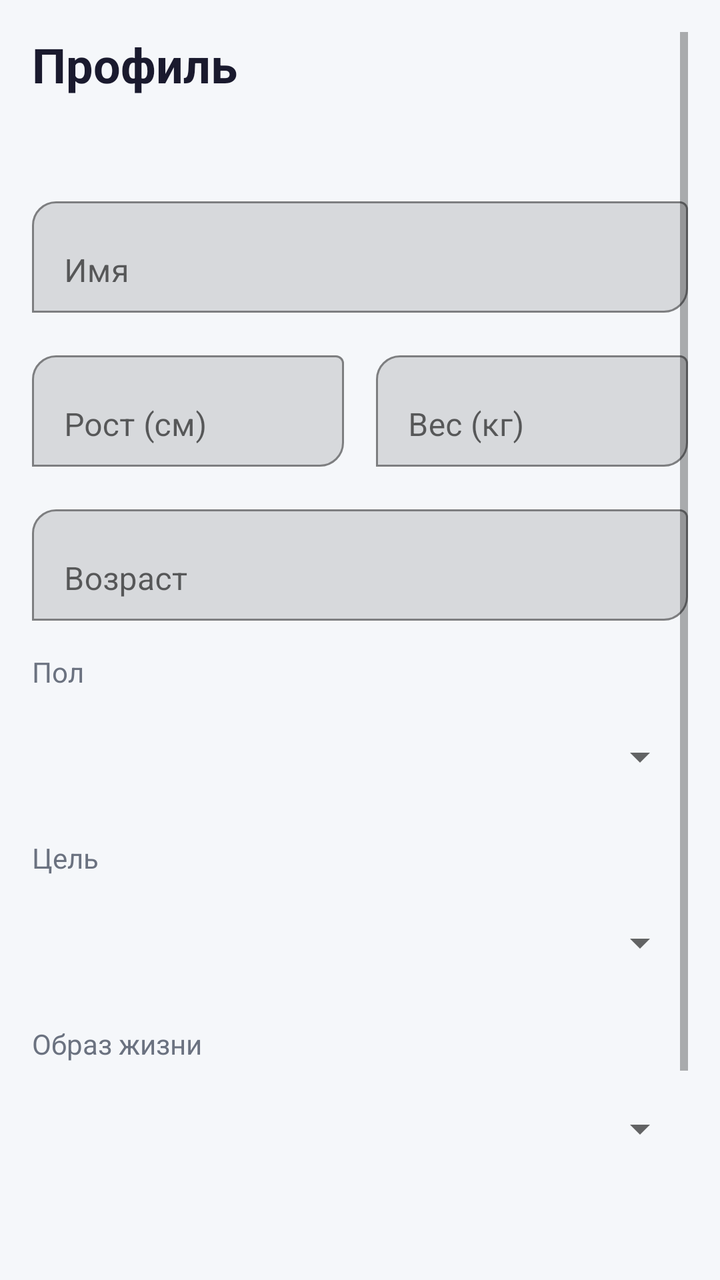
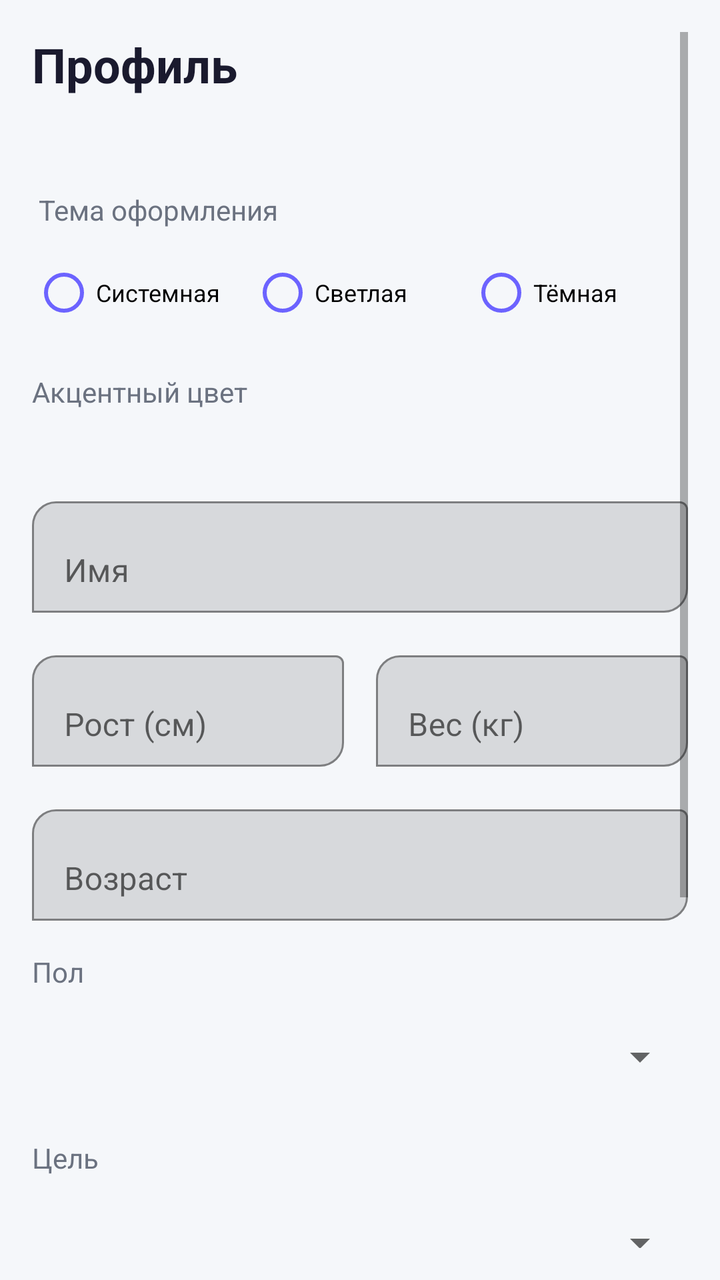

Screens rendered from an Android XML layout before and after an edit, with the pre-edit source and the edit as a unified diff.
<!-- AndroidManifest.xml: application theme Theme.CalorieCounter -->
<!-- res/layout/activity_profile.xml -->
<?xml version="1.0" encoding="utf-8"?>
<ScrollView xmlns:android="http://schemas.android.com/apk/res/android"
    xmlns:app="http://schemas.android.com/apk/res-auto"
    android:layout_width="match_parent" android:layout_height="match_parent"
    android:background="@color/bg_primary" android:padding="16dp" android:fillViewport="true">

    <LinearLayout android:layout_width="match_parent" android:layout_height="wrap_content" android:orientation="vertical">

        <TextView android:text="Профиль" android:textSize="24sp" android:textStyle="bold" android:textColor="@color/text_primary" android:layout_marginBottom="8dp" android:layout_width="wrap_content" android:layout_height="wrap_content"/>
        <TextView android:id="@+id/tvEmail" android:textSize="14sp" android:textColor="@color/text_secondary" android:layout_marginBottom="20dp" android:layout_width="wrap_content" android:layout_height="wrap_content"/>

        <com.google.android.material.textfield.TextInputLayout android:layout_width="match_parent" android:layout_height="wrap_content" android:layout_marginBottom="16dp" app:boxBackgroundMode="outline" app:boxCornerRadiusTopStart="12dp" app:boxCornerRadiusBottomEnd="12dp" android:hint="Имя">
            <com.google.android.material.textfield.TextInputEditText android:id="@+id/etName" android:layout_width="match_parent" android:layout_height="wrap_content" android:inputType="textPersonName"/>
        </com.google.android.material.textfield.TextInputLayout>

        <LinearLayout android:layout_width="match_parent" android:layout_height="wrap_content" android:orientation="horizontal" android:layout_marginBottom="16dp">
            <com.google.android.material.textfield.TextInputLayout android:layout_width="0dp" android:layout_height="wrap_content" android:layout_weight="1" android:layout_marginEnd="8dp" app:boxBackgroundMode="outline" app:boxCornerRadiusTopStart="12dp" app:boxCornerRadiusBottomEnd="12dp" android:hint="Рост (см)">
                <com.google.android.material.textfield.TextInputEditText android:id="@+id/etHeight" android:layout_width="match_parent" android:layout_height="wrap_content" android:inputType="number"/>
            </com.google.android.material.textfield.TextInputLayout>
            <com.google.android.material.textfield.TextInputLayout android:layout_width="0dp" android:layout_height="wrap_content" android:layout_weight="1" android:layout_marginStart="8dp" app:boxBackgroundMode="outline" app:boxCornerRadiusTopStart="12dp" app:boxCornerRadiusBottomEnd="12dp" android:hint="Вес (кг)">
                <com.google.android.material.textfield.TextInputEditText android:id="@+id/etWeight" android:layout_width="match_parent" android:layout_height="wrap_content" android:inputType="number"/>
            </com.google.android.material.textfield.TextInputLayout>
        </LinearLayout>

        <com.google.android.material.textfield.TextInputLayout android:layout_width="match_parent" android:layout_height="wrap_content" android:layout_marginBottom="16dp" app:boxBackgroundMode="outline" app:boxCornerRadiusTopStart="12dp" app:boxCornerRadiusBottomEnd="12dp" android:hint="Возраст">
            <com.google.android.material.textfield.TextInputEditText android:id="@+id/etAge" android:layout_width="match_parent" android:layout_height="wrap_content" android:inputType="number"/>
        </com.google.android.material.textfield.TextInputLayout>

        <TextView android:text="Пол" android:textSize="14sp" android:textColor="@color/text_secondary" android:layout_marginBottom="8dp" android:layout_width="wrap_content" android:layout_height="wrap_content"/>
        <Spinner android:id="@+id/spinnerGender" android:layout_width="match_parent" android:layout_height="50dp" android:layout_marginBottom="16dp"/>

        <TextView android:text="Цель" android:textSize="14sp" android:textColor="@color/text_secondary" android:layout_marginBottom="8dp" android:layout_width="wrap_content" android:layout_height="wrap_content"/>
        <Spinner android:id="@+id/spinnerGoal" android:layout_width="match_parent" android:layout_height="50dp" android:layout_marginBottom="16dp"/>

        <TextView android:text="Образ жизни" android:textSize="14sp" android:textColor="@color/text_secondary" android:layout_marginBottom="8dp" android:layout_width="wrap_content" android:layout_height="wrap_content"/>
        <Spinner android:id="@+id/spinnerLifestyle" android:layout_width="match_parent" android:layout_height="50dp" android:layout_marginBottom="32dp"/>

        
        <com.google.android.material.button.MaterialButton android:id="@+id/btnSave" android:layout_width="match_parent" android:layout_height="56dp" android:text="Сохранить изменения" app:cornerRadius="16dp" android:backgroundTint="@color/primary" android:layout_marginBottom="16dp"/>

        
        <com.google.android.material.button.MaterialButton
            android:id="@+id/btnLogout"
            android:layout_width="match_parent"
            android:layout_height="56dp"
            android:text="Выйти из аккаунта"
            android:textColor="#FFFFFFFF"
            app:cornerRadius="16dp"
            android:backgroundTint="#FFB71C1C"
            style="@style/Widget.MaterialComponents.Button"/>

        <ProgressBar android:id="@+id/progressBar" android:layout_width="wrap_content" android:layout_height="wrap_content" android:layout_gravity="center" android:visibility="gone" android:layout_marginTop="16dp"/>
    </LinearLayout>
</ScrollView>
<!-- resources referenced by this layout -->
<resources>
  <color name="bg_primary">#F5F7FA</color>
  <color name="primary">#6C63FF</color>
  <color name="text_primary">#1A1A2E</color>
  <color name="text_secondary">#6B7280</color>
  <style name="Theme.CalorieCounter" parent="Theme.MaterialComponents.Light.NoActionBar">
          <item name="colorPrimary">@color/primary</item>
          <item name="colorPrimaryDark">@color/primary_dark</item>
          <item name="colorAccent">@color/accent</item>
          <item name="android:statusBarColor">@color/primary</item>
          <item name="android:windowLightStatusBar">false</item>
      </style>
  <color name="primary_dark">#5A52D5</color>
  <color name="accent">#00C9A7</color>
</resources>

<!-- the commit's change to res/layout/activity_profile.xml (unified diff, before → after) -->
@@ -1,44 +1,217 @@
 <?xml version="1.0" encoding="utf-8"?>
 <ScrollView xmlns:android="http://schemas.android.com/apk/res/android"
     xmlns:app="http://schemas.android.com/apk/res-auto"
-    android:layout_width="match_parent" android:layout_height="match_parent"
-    android:background="@color/bg_primary" android:padding="16dp" android:fillViewport="true">
-
-    <LinearLayout android:layout_width="match_parent" android:layout_height="wrap_content" android:orientation="vertical">
-
-        <TextView android:text="Профиль" android:textSize="24sp" android:textStyle="bold" android:textColor="@color/text_primary" android:layout_marginBottom="8dp" android:layout_width="wrap_content" android:layout_height="wrap_content"/>
-        <TextView android:id="@+id/tvEmail" android:textSize="14sp" android:textColor="@color/text_secondary" android:layout_marginBottom="20dp" android:layout_width="wrap_content" android:layout_height="wrap_content"/>
-
-        <com.google.android.material.textfield.TextInputLayout android:layout_width="match_parent" android:layout_height="wrap_content" android:layout_marginBottom="16dp" app:boxBackgroundMode="outline" app:boxCornerRadiusTopStart="12dp" app:boxCornerRadiusBottomEnd="12dp" android:hint="Имя">
-            <com.google.android.material.textfield.TextInputEditText android:id="@+id/etName" android:layout_width="match_parent" android:layout_height="wrap_content" android:inputType="textPersonName"/>
+    android:layout_width="match_parent"
+    android:layout_height="match_parent"
+    android:background="@color/bg_primary"
+    android:padding="16dp"
+    android:fillViewport="true">
+
+    <LinearLayout
+        android:layout_width="match_parent"
+        android:layout_height="wrap_content"
+        android:orientation="vertical">
+
+        <TextView
+            android:text="Профиль"
+            android:textSize="24sp"
+            android:textStyle="bold"
+            android:textColor="@color/text_primary"
+            android:layout_marginBottom="8dp"
+            android:layout_width="wrap_content"
+            android:layout_height="wrap_content" />
+
+        <TextView
+            android:id="@+id/tvEmail"
+            android:textSize="14sp"
+            android:textColor="@color/text_secondary"
+            android:layout_marginBottom="20dp"
+            android:layout_width="wrap_content"
+            android:layout_height="wrap_content" />
+
+        <TextView
+            android:text=" Тема оформления"
+            android:textSize="14sp"
+            android:textColor="@color/text_secondary"
+            android:layout_marginBottom="8dp"
+            android:layout_width="wrap_content"
+            android:layout_height="wrap_content" />
+
+        <RadioGroup
+            android:id="@+id/rgTheme"
+            android:layout_width="match_parent"
+            android:layout_height="wrap_content"
+            android:orientation="horizontal"
+            android:layout_marginBottom="16dp">
+
+            <RadioButton
+                android:id="@+id/rbSystem"
+                android:layout_width="0dp"
+                android:layout_weight="1"
+                android:layout_height="wrap_content"
+                android:text="Системная"
+                android:buttonTint="@color/primary"
+                android:textSize="12sp" />
+
+            <RadioButton
+                android:id="@+id/rbLight"
+                android:layout_width="0dp"
+                android:layout_weight="1"
+                android:layout_height="wrap_content"
+                android:text="Светлая"
+                android:buttonTint="@color/primary"
+                android:textSize="12sp" />
+
+            <RadioButton
+                android:id="@+id/rbDark"
+                android:layout_width="0dp"
+                android:layout_weight="1"
+                android:layout_height="wrap_content"
+                android:text="Тёмная"
+                android:buttonTint="@color/primary"
+                android:textSize="12sp" />
+        </RadioGroup>
+
+        <TextView
+            android:text="Акцентный цвет"
+            android:textSize="14sp"
+            android:textColor="@color/text_secondary"
+            android:layout_marginBottom="8dp"
+            android:layout_width="wrap_content"
+            android:layout_height="wrap_content" />
+
+        <LinearLayout
+            android:id="@+id/llAccentColors"
+            android:layout_width="match_parent"
+            android:layout_height="wrap_content"
+            android:orientation="horizontal"
+            android:gravity="center"
+            android:layout_marginBottom="32dp" />
+
+        <com.google.android.material.textfield.TextInputLayout
+            android:layout_width="match_parent"
+            android:layout_height="wrap_content"
+            android:layout_marginBottom="16dp"
+            app:boxBackgroundMode="outline"
+            app:boxCornerRadiusTopStart="12dp"
+            app:boxCornerRadiusBottomEnd="12dp"
+            android:hint="Имя">
+
+            <com.google.android.material.textfield.TextInputEditText
+                android:id="@+id/etName"
+                android:layout_width="match_parent"
+                android:layout_height="wrap_content"
+                android:inputType="textPersonName" />
         </com.google.android.material.textfield.TextInputLayout>
 
-        <LinearLayout android:layout_width="match_parent" android:layout_height="wrap_content" android:orientation="horizontal" android:layout_marginBottom="16dp">
-            <com.google.android.material.textfield.TextInputLayout android:layout_width="0dp" android:layout_height="wrap_content" android:layout_weight="1" android:layout_marginEnd="8dp" app:boxBackgroundMode="outline" app:boxCornerRadiusTopStart="12dp" app:boxCornerRadiusBottomEnd="12dp" android:hint="Рост (см)">
-                <com.google.android.material.textfield.TextInputEditText android:id="@+id/etHeight" android:layout_width="match_parent" android:layout_height="wrap_content" android:inputType="number"/>
+        <LinearLayout
+            android:layout_width="match_parent"
+            android:layout_height="wrap_content"
+            android:orientation="horizontal"
+            android:layout_marginBottom="16dp">
+
+            <com.google.android.material.textfield.TextInputLayout
+                android:layout_width="0dp"
+                android:layout_height="wrap_content"
+                android:layout_weight="1"
+                android:layout_marginEnd="8dp"
+                app:boxBackgroundMode="outline"
+                app:boxCornerRadiusTopStart="12dp"
+                app:boxCornerRadiusBottomEnd="12dp"
+                android:hint="Рост (см)">
+
+                <com.google.android.material.textfield.TextInputEditText
+                    android:id="@+id/etHeight"
+                    android:layout_width="match_parent"
+                    android:layout_height="wrap_content"
+                    android:inputType="number" />
             </com.google.android.material.textfield.TextInputLayout>
-            <com.google.android.material.textfield.TextInputLayout android:layout_width="0dp" android:layout_height="wrap_content" android:layout_weight="1" android:layout_marginStart="8dp" app:boxBackgroundMode="outline" app:boxCornerRadiusTopStart="12dp" app:boxCornerRadiusBottomEnd="12dp" android:hint="Вес (кг)">
-                <com.google.android.material.textfield.TextInputEditText android:id="@+id/etWeight" android:layout_width="match_parent" android:layout_height="wrap_content" android:inputType="number"/>
+
+            <com.google.android.material.textfield.TextInputLayout
+                android:layout_width="0dp"
+                android:layout_height="wrap_content"
+                android:layout_weight="1"
+                android:layout_marginStart="8dp"
+                app:boxBackgroundMode="outline"
+                app:boxCornerRadiusTopStart="12dp"
+                app:boxCornerRadiusBottomEnd="12dp"
+                android:hint="Вес (кг)">
+
+                <com.google.android.material.textfield.TextInputEditText
+                    android:id="@+id/etWeight"
+                    android:layout_width="match_parent"
+                    android:layout_height="wrap_content"
+                    android:inputType="number" />
             </com.google.android.material.textfield.TextInputLayout>
         </LinearLayout>
 
-        <com.google.android.material.textfield.TextInputLayout android:layout_width="match_parent" android:layout_height="wrap_content" android:layout_marginBottom="16dp" app:boxBackgroundMode="outline" app:boxCornerRadiusTopStart="12dp" app:boxCornerRadiusBottomEnd="12dp" android:hint="Возраст">
-            <com.google.android.material.textfield.TextInputEditText android:id="@+id/etAge" android:layout_width="match_parent" android:layout_height="wrap_content" android:inputType="number"/>
+        <com.google.android.material.textfield.TextInputLayout
+            android:layout_width="match_parent"
+            android:layout_height="wrap_content"
+            android:layout_marginBottom="16dp"
+            app:boxBackgroundMode="outline"
+            app:boxCornerRadiusTopStart="12dp"
+            app:boxCornerRadiusBottomEnd="12dp"
+            android:hint="Возраст">
+
+            <com.google.android.material.textfield.TextInputEditText
+                android:id="@+id/etAge"
+                android:layout_width="match_parent"
+                android:layout_height="wrap_content"
+                android:inputType="number" />
         </com.google.android.material.textfield.TextInputLayout>
 
-        <TextView android:text="Пол" android:textSize="14sp" android:textColor="@color/text_secondary" android:layout_marginBottom="8dp" android:layout_width="wrap_content" android:layout_height="wrap_content"/>
-        <Spinner android:id="@+id/spinnerGender" android:layout_width="match_parent" android:layout_height="50dp" android:layout_marginBottom="16dp"/>
-
-        <TextView android:text="Цель" android:textSize="14sp" android:textColor="@color/text_secondary" android:layout_marginBottom="8dp" android:layout_width="wrap_content" android:layout_height="wrap_content"/>
-        <Spinner android:id="@+id/spinnerGoal" android:layout_width="match_parent" android:layout_height="50dp" android:layout_marginBottom="16dp"/>
-
-        <TextView android:text="Образ жизни" android:textSize="14sp" android:textColor="@color/text_secondary" android:layout_marginBottom="8dp" android:layout_width="wrap_content" android:layout_height="wrap_content"/>
-        <Spinner android:id="@+id/spinnerLifestyle" android:layout_width="match_parent" android:layout_height="50dp" android:layout_marginBottom="32dp"/>
-
-        
-        <com.google.android.material.button.MaterialButton android:id="@+id/btnSave" android:layout_width="match_parent" android:layout_height="56dp" android:text="Сохранить изменения" app:cornerRadius="16dp" android:backgroundTint="@color/primary" android:layout_marginBottom="16dp"/>
-
-        
+        <TextView
+            android:text="Пол"
+            android:textSize="14sp"
+            android:textColor="@color/text_secondary"
+            android:layout_marginBottom="8dp"
+            android:layout_width="wrap_content"
+            android:layout_height="wrap_content" />
+
+        <Spinner
+            android:id="@+id/spinnerGender"
+            android:layout_width="match_parent"
+            android:layout_height="50dp"
+            android:layout_marginBottom="16dp" />
+
+        <TextView
+            android:text="Цель"
+            android:textSize="14sp"
+            android:textColor="@color/text_secondary"
+            android:layout_marginBottom="8dp"
+            android:layout_width="wrap_content"
+            android:layout_height="wrap_content" />
+
+        <Spinner
+            android:id="@+id/spinnerGoal"
+            android:layout_width="match_parent"
+            android:layout_height="50dp"
+            android:layout_marginBottom="16dp" />
+
+        <TextView
+            android:text="Образ жизни"
+            android:textSize="14sp"
+            android:textColor="@color/text_secondary"
+            android:layout_marginBottom="8dp"
+            android:layout_width="wrap_content"
+            android:layout_height="wrap_content" />
+
+        <Spinner
+            android:id="@+id/spinnerLifestyle"
+            android:layout_width="match_parent"
+            android:layout_height="50dp"
+            android:layout_marginBottom="32dp" />
+
+        <com.google.android.material.button.MaterialButton
+            android:id="@+id/btnSave"
+            android:layout_width="match_parent"
+            android:layout_height="56dp"
+            android:text="Сохранить изменения"
+            app:cornerRadius="16dp"
+            android:backgroundTint="@color/primary"
+            android:layout_marginBottom="16dp" />
+
         <com.google.android.material.button.MaterialButton
             android:id="@+id/btnLogout"
             android:layout_width="match_parent"
@@ -47,8 +220,14 @@
             android:textColor="#FFFFFFFF"
             app:cornerRadius="16dp"
             android:backgroundTint="#FFB71C1C"
-            style="@style/Widget.MaterialComponents.Button"/>
-
-        <ProgressBar android:id="@+id/progressBar" android:layout_width="wrap_content" android:layout_height="wrap_content" android:layout_gravity="center" android:visibility="gone" android:layout_marginTop="16dp"/>
+            style="@style/Widget.MaterialComponents.Button" />
+
+        <ProgressBar
+            android:id="@+id/progressBar"
+            android:layout_width="wrap_content"
+            android:layout_height="wrap_content"
+            android:layout_gravity="center"
+            android:visibility="gone"
+            android:layout_marginTop="16dp" />
     </LinearLayout>
 </ScrollView>
